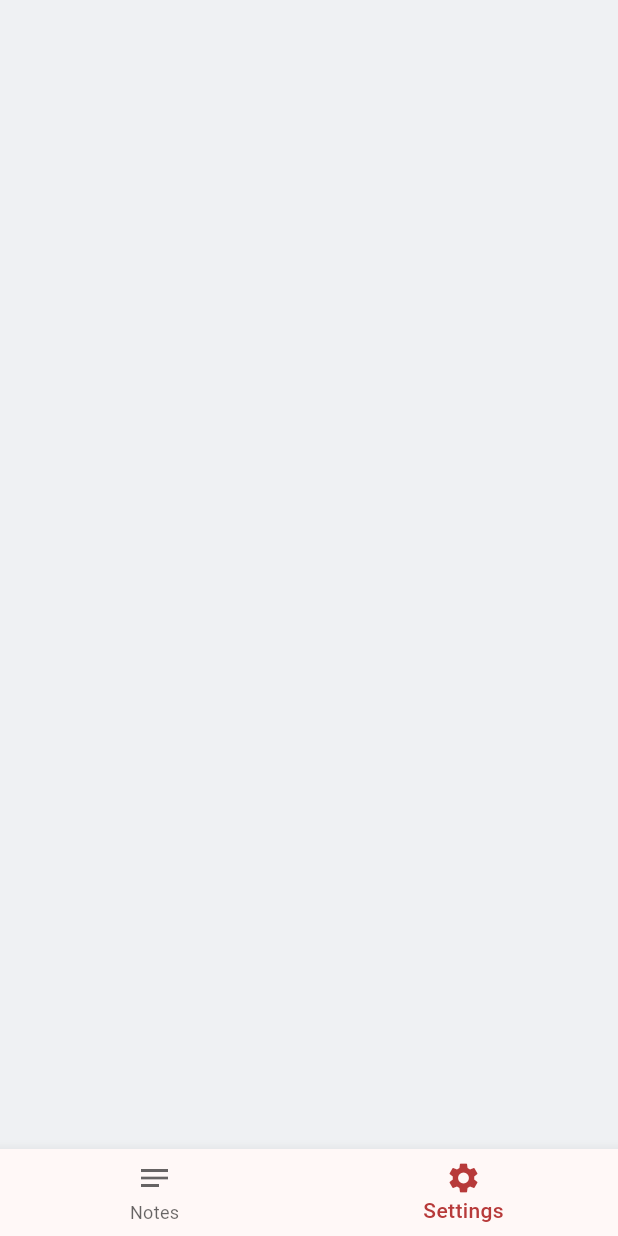
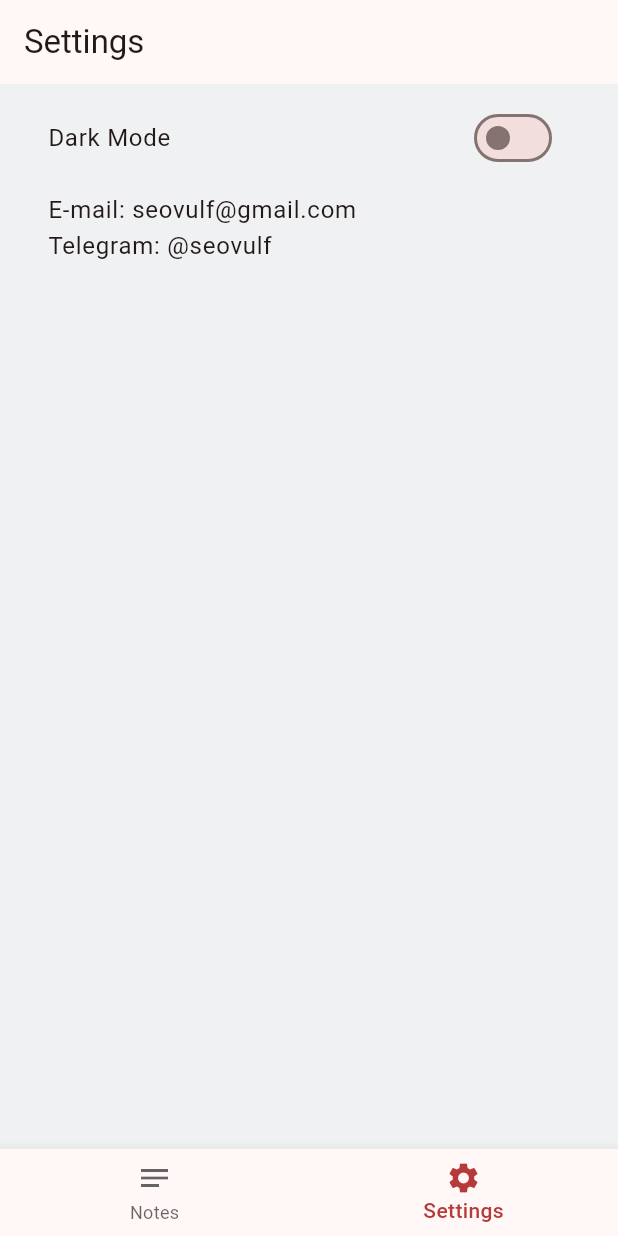
Before and after one commit to se0v/MemoRise, a Flutter app: the screen it shows after launch, swiped to page 2, on a phone screen of 412 x 824 dp. Run offline on Flutter 3.47's test engine with Material 3 defaults, Android fonts, the phone set to English and light mode, and no system bars; our stand-ins replace equatable, flutter_bloc, flutter_local_notifications, hydrated_bloc, rxdart.

Commit message:
added content to settings_screen and Padding to another_page

```diff
--- a/lib/another_page.dart
+++ b/lib/another_page.dart
@@ -9,7 +9,10 @@ class AnotherPage extends StatelessWidget {
   Widget build(BuildContext context) {
     return Scaffold(
       appBar: AppBar(title: const Text("Note Title")),
-      body: Center(child: Text(payload)),
+      body: Padding(
+        padding: const EdgeInsets.symmetric(horizontal: 16.0, vertical: 8.0),
+        child: Center(child: Text(payload)),
+      ),
       floatingActionButton: Material(
         elevation: 4.0,
         borderRadius: BorderRadius.circular(16.0),
--- a/lib/features/notes/view/notes_screen.dart
+++ b/lib/features/notes/view/notes_screen.dart
@@ -201,7 +201,7 @@ class _NotesScreenState extends State<NotesScreen> {
   }
 
   void sendNotification(String title, String subtitle) {
-    String payload = '$title\n $subtitle';
+    String payload = '$title\n\n$subtitle';
     LocalNotifications.showSimpleNotifications(
       title: "Let's remember!",
       body: "First repetition",
--- a/lib/features/settings/view/settings_screen.dart
+++ b/lib/features/settings/view/settings_screen.dart
@@ -1,12 +1,42 @@
 import 'package:flutter/material.dart';
 
-class SettingsScreen extends StatelessWidget {
-  const SettingsScreen({
-    super.key,
-  });
+class SettingsScreen extends StatefulWidget {
+  const SettingsScreen({Key? key}) : super(key: key);
+
+  @override
+  _SettingsScreenState createState() => _SettingsScreenState();
+}
+
+class _SettingsScreenState extends State<SettingsScreen> {
+  bool _isDarkModeEnabled = false;
 
   @override
   Widget build(BuildContext context) {
-    return const Scaffold();
+    return Scaffold(
+      appBar: AppBar(
+        title: const Text('Settings'),
+      ),
+      body: ListView(
+        padding: const EdgeInsets.symmetric(horizontal: 16.0, vertical: 8.0),
+        children: [
+          SwitchListTile(
+            title: const Text('Dark Mode'),
+            value: _isDarkModeEnabled,
+            onChanged: (value) {
+              setState(() {
+                _isDarkModeEnabled = value;
+
+                if (_isDarkModeEnabled) {
+                } else {}
+              });
+            },
+          ),
+          ListTile(
+            title: const Text('E-mail: seovulf@gmail.com\nTelegram: @seovulf'),
+            onTap: () {},
+          ),
+        ],
+      ),
+    );
   }
 }
```
